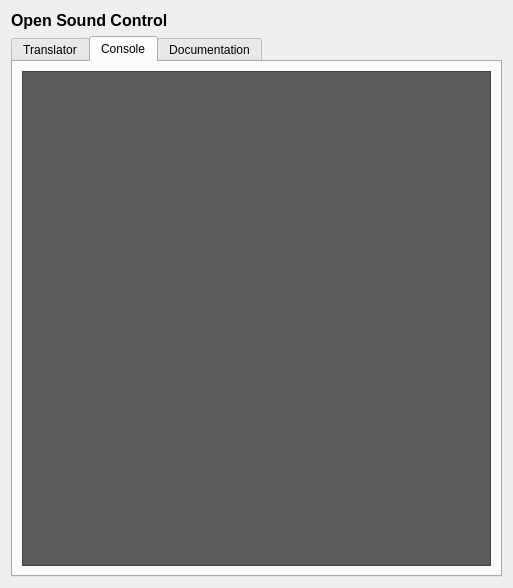
markus-wa/glmixer-mirror, file src/OpenSoundControlTranslator.ui: the form before one commit.
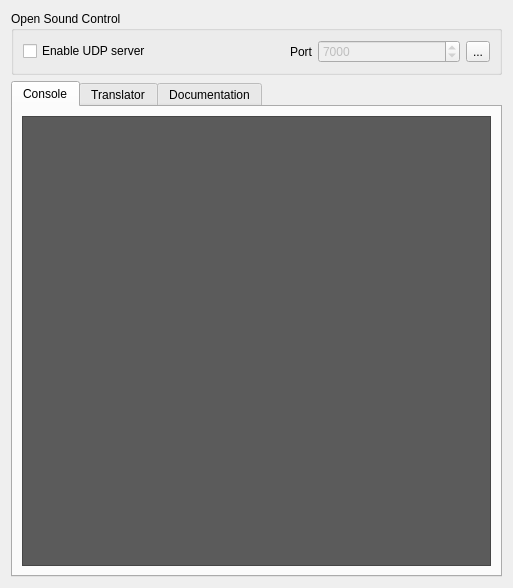
The form after the commit. The open tabs and pages were chosen to show the change. Icons and pictures are not drawn.

Commit message: Moved the Open Sound Control preferences and GUI to the OpenSoundControlTranslator.

```diff
--- a/src/OpenSoundControlTranslator.ui
+++ b/src/OpenSoundControlTranslator.ui
@@ -15,10 +15,59 @@
   </property>
   <layout class="QVBoxLayout" name="verticalLayout">
    <item>
-    <widget class="QLabel" name="titleOSC">
-     <property name="text">
-      <string>&lt;html&gt;&lt;head/&gt;&lt;body&gt;&lt;p&gt;&lt;span style=&quot; font-size:12pt; font-weight:600;&quot;&gt;Open Sound Control&lt;/span&gt;&lt;/p&gt;&lt;/body&gt;&lt;/html&gt;</string>
+    <widget class="QGroupBox" name="groupBox_9">
+     <property name="title">
+      <string>Open Sound Control</string>
      </property>
+     <layout class="QHBoxLayout" name="horizontalLayout_4">
+      <item>
+       <widget class="QCheckBox" name="enableOSC">
+        <property name="text">
+         <string>Enable UDP server</string>
+        </property>
+       </widget>
+      </item>
+      <item>
+       <widget class="QLabel" name="label_24">
+        <property name="text">
+         <string>Port</string>
+        </property>
+        <property name="alignment">
+         <set>Qt::AlignRight|Qt::AlignTrailing|Qt::AlignVCenter</set>
+        </property>
+       </widget>
+      </item>
+      <item>
+       <widget class="QSpinBox" name="OSCPort">
+        <property name="enabled">
+         <bool>false</bool>
+        </property>
+        <property name="minimum">
+         <number>1000</number>
+        </property>
+        <property name="maximum">
+         <number>9999</number>
+        </property>
+        <property name="singleStep">
+         <number>100</number>
+        </property>
+        <property name="value">
+         <number>7000</number>
+        </property>
+       </widget>
+      </item>
+      <item>
+       <widget class="QToolButton" name="OSCHelp">
+        <property name="text">
+         <string>...</string>
+        </property>
+        <property name="icon">
+         <iconset resource="../icons.qrc">
+          <normaloff>:/glmixer/icons/question.png</normaloff>:/glmixer/icons/question.png</iconset>
+        </property>
+       </widget>
+      </item>
+     </layout>
     </widget>
    </item>
    <item>
@@ -26,6 +75,23 @@
      <property name="currentIndex">
       <number>0</number>
      </property>
+     <widget class="QWidget" name="tabConsole">
+      <attribute name="title">
+       <string>Console</string>
+      </attribute>
+      <layout class="QVBoxLayout" name="verticalLayout_2">
+       <item>
+        <widget class="QTextBrowser" name="consoleOSC">
+         <property name="styleSheet">
+          <string notr="true">QTextEdit { 
+   background: rgb(91, 91, 91); 
+   color: rgb(255, 255, 255); 
+}</string>
+         </property>
+        </widget>
+       </item>
+      </layout>
+     </widget>
      <widget class="QWidget" name="tabTranslator">
       <attribute name="title">
        <string>Translator</string>
@@ -74,23 +140,6 @@
        </item>
       </layout>
      </widget>
-     <widget class="QWidget" name="tabConsole">
-      <attribute name="title">
-       <string>Console</string>
-      </attribute>
-      <layout class="QVBoxLayout" name="verticalLayout_2">
-       <item>
-        <widget class="QTextBrowser" name="consoleOSC">
-         <property name="styleSheet">
-          <string notr="true">QTextEdit { 
-   background: rgb(91, 91, 91); 
-   color: rgb(255, 255, 255); 
-}</string>
-         </property>
-        </widget>
-       </item>
-      </layout>
-     </widget>
      <widget class="QWidget" name="tabDocumentation">
       <attribute name="title">
        <string>Documentation</string>
```
Left out of the diff: 25 changed lines with no effect on the pictures. The commit also changes 9 other files.
